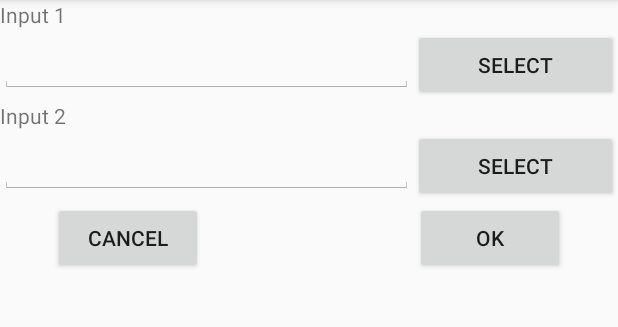
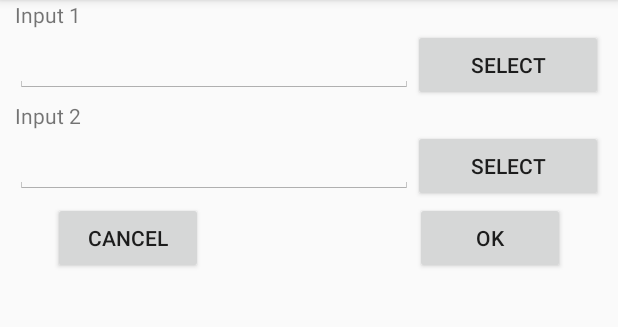
Before and after one commit to rsperezn/cryptotool, an Android app: the fragment OpenComparisonInputsFragment shown on its own in the app's theme, on a phone screen of 412 x 824 dp, the part 84-411 px from its top. Run offline under Robolectric (Android 15) with nearby library versions, the phone set to English and light mode, and no system bars; 1 statement that could not run was skipped.

Commit message:
Added margin to the elements in the dialog

```diff
--- a/cryptoTool/src/main/res/layout/activity_open_compare_imputs_fragment.xml
+++ b/cryptoTool/src/main/res/layout/activity_open_compare_imputs_fragment.xml
@@ -2,31 +2,30 @@
 <LinearLayout xmlns:android="http://schemas.android.com/apk/res/android"
     android:layout_width="match_parent"
     android:layout_height="match_parent"
-    android:orientation="vertical" >
-
+    android:orientation="vertical">
     <TextView
         android:id="@+id/textView1"
         android:layout_width="wrap_content"
         android:layout_height="wrap_content"
+        android:layout_marginLeft="10dp"
+        android:layout_marginStart="10dp"
         android:text="Input 1"
         android:textAppearance="?android:attr/textAppearanceSmall" />
-
     <LinearLayout
         android:layout_width="match_parent"
         android:layout_height="wrap_content"
-        android:orientation="horizontal" >
-
+        android:layout_marginLeft="10dp"
+        android:layout_marginRight="10dp"
+        android:orientation="horizontal">
         <EditText
             android:id="@+id/compareInput_EditText1"
             android:layout_width="wrap_content"
             android:layout_height="wrap_content"
             android:layout_weight="1"
             android:ems="10"
-            android:singleLine="true" >
-
+            android:singleLine="true">
             <requestFocus />
         </EditText>
-
         <Button
             android:id="@+id/buttonSelect_Input1"
             style="?android:attr/buttonStyleSmall"
@@ -35,19 +34,20 @@
             android:layout_weight="1"
             android:text="@string/action_select" />
     </LinearLayout>
-
     <TextView
         android:id="@+id/textView2"
         android:layout_width="wrap_content"
         android:layout_height="wrap_content"
+        android:layout_marginLeft="10dp"
+        android:layout_marginStart="10dp"
         android:text="Input 2"
         android:textAppearance="?android:attr/textAppearanceSmall" />
-
     <LinearLayout
         android:layout_width="match_parent"
         android:layout_height="wrap_content"
-        android:orientation="horizontal" >
-
+        android:layout_marginLeft="10dp"
+        android:layout_marginRight="10dp"
+        android:orientation="horizontal">
         <EditText
             android:id="@+id/compareInput_EditText2"
             android:layout_width="wrap_content"
@@ -55,39 +55,39 @@
             android:layout_weight="1"
             android:ems="10"
             android:singleLine="true" />
-
         <Button
             android:id="@+id/buttonSelect_Input2"
             style="?android:attr/buttonStyleSmall"
             android:layout_width="wrap_content"
             android:layout_height="wrap_content"
             android:layout_weight="1"
-            android:text="@string/action_select" >
-        </Button>
+            android:text="@string/action_select"/>
     </LinearLayout>
 
     <RelativeLayout
         android:layout_width="wrap_content"
         android:layout_height="wrap_content"
-        android:layout_gravity="bottom" >
-
+        android:layout_gravity="bottom"
+        android:layout_marginBottom="5dp">
         <Button
             android:id="@+id/button_Cancel_CompareHashes"
             style="?android:attr/buttonStyleSmall"
             android:layout_width="100dp"
             android:layout_height="wrap_content"
             android:layout_alignParentLeft="true"
+            android:layout_alignParentStart="true"
             android:layout_marginLeft="35dp"
+            android:layout_marginStart="35dp"
             android:text="@string/action_cancel" />
-
         <Button
             android:id="@+id/button_OK_CompareHashes"
             style="?android:attr/buttonStyleSmall"
             android:layout_width="100dp"
             android:layout_height="wrap_content"
             android:layout_alignParentRight="true"
+            android:layout_alignParentEnd="true"
+            android:layout_marginEnd="35dp"
             android:layout_marginRight="35dp"
-            android:text="@string/action_OK"/>
+            android:text="@string/action_OK" />
     </RelativeLayout>
-
 </LinearLayout>
```
